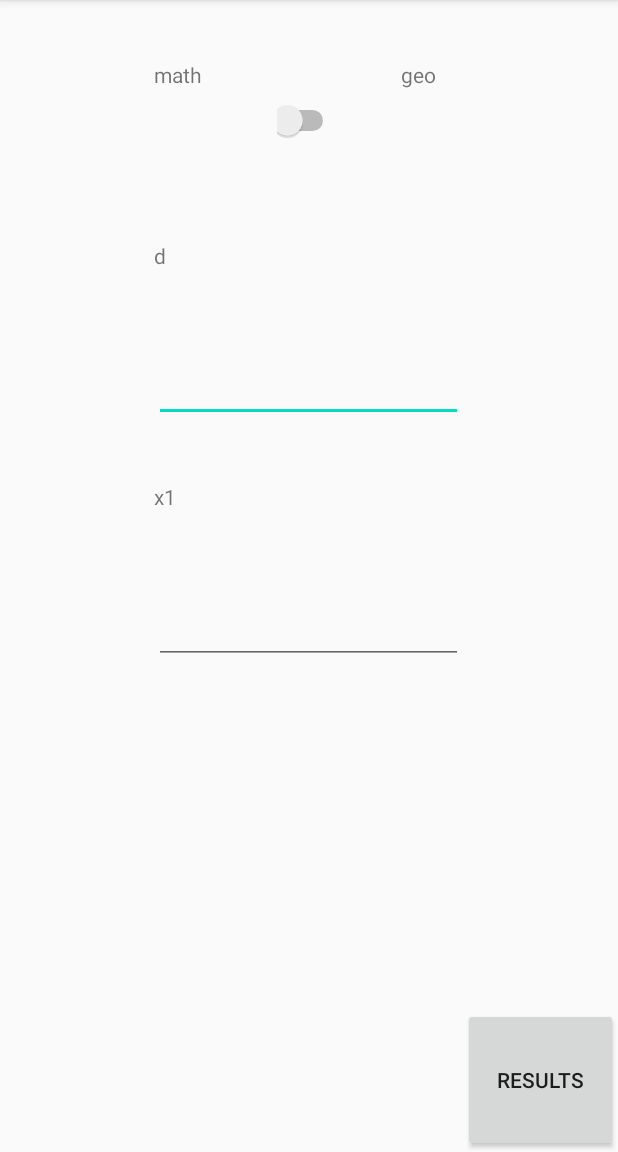
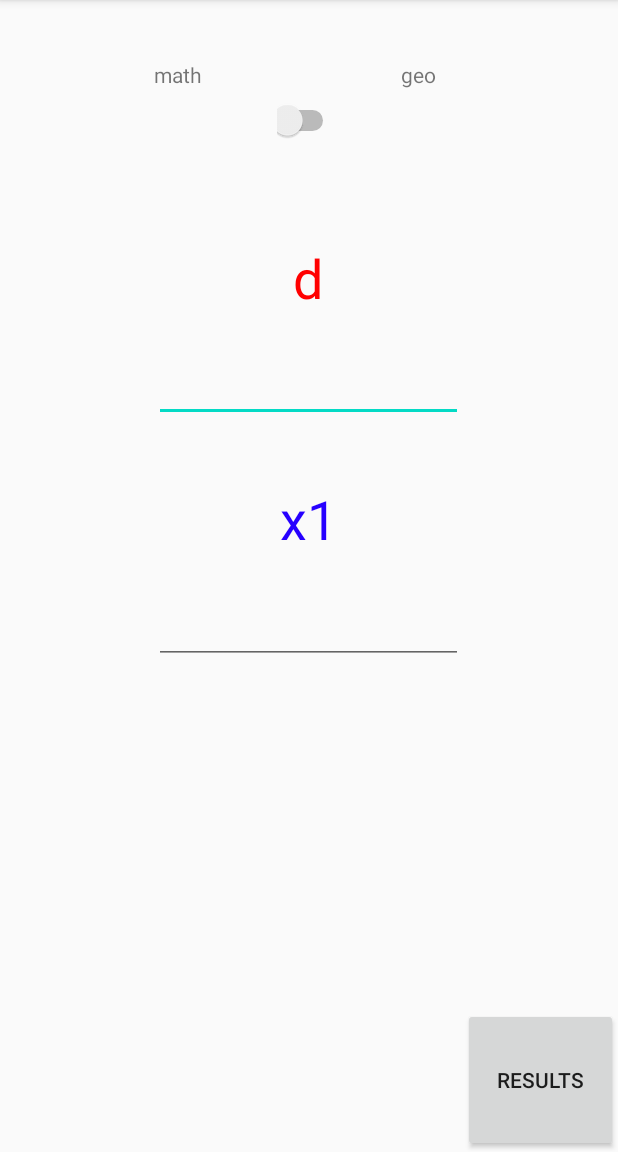
Before and after one commit to OriOfek/lesson2Ori, an Android app: the screen it shows after launch (MainActivity), on a phone screen of 412 x 824 dp, the part 84-1236 px from its top. Run offline under Robolectric (Android 15) with nearby library versions, the phone set to English and light mode, and no system bars.

Commit message:
more beautiful

```diff
--- a/app/src/main/res/layout/activity_main.xml
+++ b/app/src/main/res/layout/activity_main.xml
@@ -65,9 +65,13 @@
         <TextView
             android:layout_width="match_parent"
             android:layout_height="0px"
-            android:layout_weight="1"
+            android:layout_weight="1
+"
             android:ems="40"
-            android:text="d" />
+            android:gravity="center_horizontal"
+            android:text="d"
+            android:textColor="#FF0000"
+            android:textSize="36sp" />
 
         <EditText
             android:id="@+id/etn"
@@ -87,7 +91,10 @@
             android:layout_height="0px"
             android:layout_weight="1"
             android:ems="40"
-            android:text="x1" />
+            android:gravity="center_horizontal"
+            android:text="x1"
+            android:textColor="#2600FF"
+            android:textSize="36sp" />
 
         <EditText
 
```
